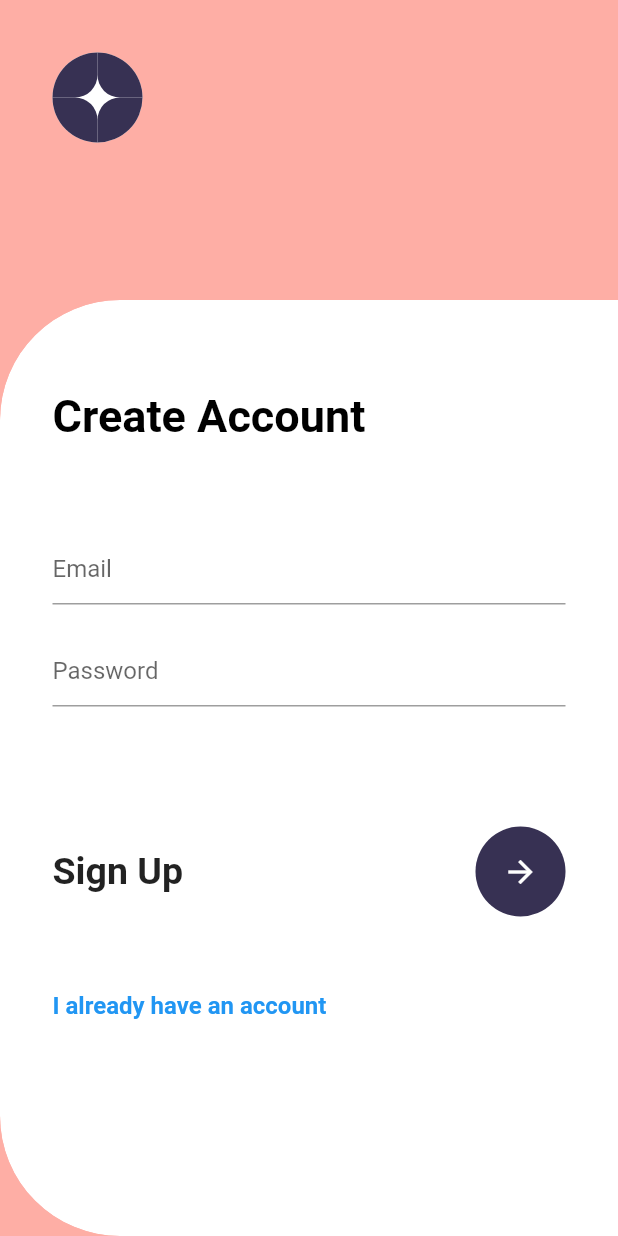
After one commit to rajatKumar023/attendance, a Flutter app: the screen it shows after launch, after a tap on an icon or button, on a phone screen of 412 x 824 dp. The commit adds this screen. Run offline on Flutter 3.47's test engine with Material 2 defaults, Android fonts, the phone set to English and light mode, and no system bars; our stand-ins replace mobx; generated files the repository leaves out were written again.

Commit message:
added sign up page

```diff
--- a/lib/main.dart
+++ b/lib/main.dart
@@ -1,4 +1,4 @@
-import 'package:attendance_portal/presentations/home.dart';
+import 'package:attendance_portal/presentations/login/sign_in_page.dart';
 import 'package:flutter/material.dart';
 
 void main() => runApp(MyApp());
@@ -15,7 +15,7 @@ class MyApp extends StatelessWidget {
         scrollDirection: Axis.horizontal,
         itemCount: 1,
         itemBuilder: (BuildContext context, int index) {
-          return MainPage();
+          return SignInPage();
         },
       ),
     );
--- /dev/null
+++ b/lib/presentations/customs/star_container.dart
@@ -0,0 +1,71 @@
+import 'package:flutter/material.dart';
+
+class StarContainer extends StatelessWidget{
+  @override
+  Widget build(BuildContext context) {
+    return Container(
+      height: 60.0,
+      width: 60.0,
+      decoration: BoxDecoration(
+        color: Colors.white,
+        shape: BoxShape.circle,
+      ),
+      child: Column(
+        children: <Widget>[
+          Row(
+            children: <Widget>[
+              Container(
+                height: 30.0,
+                width: 30.0,
+                decoration: BoxDecoration(
+                  color: Color.fromRGBO(55, 49, 83, 1),
+                  borderRadius: BorderRadius.only(
+                    bottomRight: Radius.circular(15),
+                    topLeft: Radius.circular(30),
+                  ),
+                ),
+              ),
+              Container(
+                height: 30.0,
+                width: 30.0,
+                decoration: BoxDecoration(
+                  color: Color.fromRGBO(55, 49, 83, 1),
+                  borderRadius: BorderRadius.only(
+                    bottomLeft: Radius.circular(15),
+                    topRight: Radius.circular(30),
+                  ),
+                ),
+              )
+            ],
+          ),
+          Row(
+            children: <Widget>[
+              Container(
+                height: 30.0,
+                width: 30.0,
+                decoration: BoxDecoration(
+                  color: Color.fromRGBO(55, 49, 83, 1),
+                  borderRadius: BorderRadius.only(
+                    topRight: Radius.circular(15),
+                    bottomLeft: Radius.circular(30),
+                  ),
+                ),
+              ),
+              Container(
+                height: 30.0,
+                width: 30.0,
+                decoration: BoxDecoration(
+                  color: Color.fromRGBO(55, 49, 83, 1),
+                  borderRadius: BorderRadius.only(
+                    topLeft: Radius.circular(15),
+                    bottomRight: Radius.circular(30),
+                  ),
+                ),
+              )
+            ],
+          )
+        ],
+      ),
+    );
+  }
+}
--- a/lib/presentations/home.dart
+++ b/lib/presentations/home.dart
@@ -1,3 +1,4 @@
+import 'package:attendance_portal/presentations/name_page.dart';
 import 'package:flutter/material.dart';
 
 class MainPage extends StatefulWidget {
@@ -10,7 +11,9 @@ class _MainPageState extends State<MainPage> {
   Widget build(BuildContext context) {
     return SafeArea(
       child: Scaffold(
-        appBar: AppBar(),
+        appBar: AppBar(
+          title: Text('Attendance'),
+        ),
         body: Container(
           height: MediaQuery.of(context).size.height,
           width: MediaQuery.of(context).size.width,
@@ -24,7 +27,12 @@ class _MainPageState extends State<MainPage> {
                     child: getCard(
                         color: Colors.purple,
                         cardColor: Colors.deepPurple,
-                    ),
+                        onTap: () {
+                          Navigator.push(
+                              context,
+                              MaterialPageRoute(
+                                  builder: (context) => EnterNamePage()));
+                        }),
                   ),
                   SizedBox(
                     width: 20.0,
@@ -66,8 +74,10 @@ class _MainPageState extends State<MainPage> {
     );
   }
 
-  Widget getCard({Color cardColor, Color color}) {
-    return Card(
+  Widget getCard({Color cardColor, Color color, Function onTap}) {
+    return GestureDetector(
+      onTap: onTap,
+      child: Card(
         margin: EdgeInsets.all(0),
         elevation: 18,
         child: Container(
@@ -78,9 +88,8 @@ class _MainPageState extends State<MainPage> {
           ),
           child: Center(
             child: Column(
-            children: <Widget>[
-
-            ],
+              children: <Widget>[],
+            ),
           ),
         ),
       ),
--- a/lib/presentations/login/sign_in_page.dart
+++ b/lib/presentations/login/sign_in_page.dart
@@ -1,3 +1,6 @@
+import 'package:attendance_portal/presentations/customs/star_container.dart';
+import 'package:attendance_portal/presentations/home.dart';
+import 'package:attendance_portal/presentations/login/sign_up_page.dart';
 import 'package:flutter/material.dart';
 
 class SignInPage extends StatefulWidget {
@@ -42,70 +45,7 @@ class _SignInPageState extends State<SignInPage> {
                   Positioned(
                     top: 35,
                     left: 35,
-                    child: Container(
-                      height: 60.0,
-                      width: 60.0,
-                      decoration: BoxDecoration(
-                        color: Colors.white,
-                        shape: BoxShape.circle,
-                      ),
-                      child: Column(
-                        children: <Widget>[
-                          Row(
-                            children: <Widget>[
-                              Container(
-                                height: 30.0,
-                                width: 30.0,
-                                decoration: BoxDecoration(
-                                  color: Color.fromRGBO(55, 49, 83, 1),
-                                  borderRadius: BorderRadius.only(
-                                    bottomRight: Radius.circular(15),
-                                    topLeft: Radius.circular(30),
-                                  ),
-                                ),
-                              ),
-                              Container(
-                                height: 30.0,
-                                width: 30.0,
-                                decoration: BoxDecoration(
-                                  color: Color.fromRGBO(55, 49, 83, 1),
-                                  borderRadius: BorderRadius.only(
-                                    bottomLeft: Radius.circular(15),
-                                    topRight: Radius.circular(30),
-                                  ),
-                                ),
-                              )
-                            ],
-                          ),
-                          Row(
-                            children: <Widget>[
-                              Container(
-                                height: 30.0,
-                                width: 30.0,
-                                decoration: BoxDecoration(
-                                  color: Color.fromRGBO(55, 49, 83, 1),
-                                  borderRadius: BorderRadius.only(
-                                    topRight: Radius.circular(15),
-                                    bottomLeft: Radius.circular(30),
-                                  ),
-                                ),
-                              ),
-                              Container(
-                                height: 30.0,
-                                width: 30.0,
-                                decoration: BoxDecoration(
-                                  color: Color.fromRGBO(55, 49, 83, 1),
-                                  borderRadius: BorderRadius.only(
-                                    topLeft: Radius.circular(15),
-                                    bottomRight: Radius.circular(30),
-                                  ),
-                                ),
-                              )
-                            ],
-                          )
-                        ],
-                      ),
-                    ),
+                    child: StarContainer(),
                   )
                 ],
               ),
@@ -163,7 +103,14 @@ class _SignInPageState extends State<SignInPage> {
                                 fontWeight: FontWeight.bold,
                               ),
                             ),
-                            Container(
+                            GestureDetector(
+                              onTap: () {
+                                Navigator.push(
+                                    context,
+                                    MaterialPageRoute(
+                                        builder: (context) => MainPage()));
+                              },
+                              child: Container(
                                 height: 60.0,
                                 width: 60.0,
                                 decoration: BoxDecoration(
@@ -176,18 +123,27 @@ class _SignInPageState extends State<SignInPage> {
                                     color: Colors.white,
                                   ),
                                 ),
+                              ),
                             )
                           ],
                         ),
                         SizedBox(
                           height: 50.0,
                         ),
-                        Text(
+                        GestureDetector(
+                          onTap: () {
+                            Navigator.push(
+                                context,
+                                MaterialPageRoute(
+                                    builder: (context) => SignUpPage()));
+                          },
+                          child: Text(
                             'I don\'t have an account',
                             style: TextStyle(
                               color: Colors.blue,
                               fontSize: 16.0,
                               fontWeight: FontWeight.bold,
+                            ),
                           ),
                         ),
                         SizedBox(
--- /dev/null
+++ b/lib/presentations/login/sign_up_page.dart
@@ -0,0 +1,146 @@
+import 'package:attendance_portal/presentations/customs/star_container.dart';
+import 'package:attendance_portal/presentations/home.dart';
+import 'package:flutter/material.dart';
+
+class SignUpPage extends StatefulWidget {
+  @override
+  _SignUpPageState createState() => _SignUpPageState();
+}
+
+class _SignUpPageState extends State<SignUpPage> {
+  @override
+  Widget build(BuildContext context) {
+    return SafeArea(
+      child: Scaffold(
+        backgroundColor: Color.fromRGBO(254, 174, 165, 1),
+        body: Container(
+          width: MediaQuery.of(context).size.width,
+          height: MediaQuery.of(context).size.height,
+          child: Column(
+            children: <Widget>[
+              Stack(
+                children: <Widget>[
+                  Container(
+                    height: 200.0,
+                    width: MediaQuery.of(context).size.width,
+                  ),
+                  Positioned(
+                    top: 35,
+                    left: 35,
+                    child: StarContainer(),
+                  )
+                ],
+              ),
+              Expanded(
+                child: ClipRRect(
+                  borderRadius: BorderRadius.only(
+                    topLeft: Radius.circular(80.0),
+                    bottomLeft: Radius.circular(80.0),
+                  ),
+                  child: Container(
+                    width: MediaQuery.of(context).size.width,
+                    decoration: BoxDecoration(
+                      color: Colors.white,
+                      borderRadius: BorderRadius.only(
+                        topLeft: Radius.circular(80.0),
+                        bottomLeft: Radius.circular(80.0),
+                      ),
+                    ),
+                    padding: EdgeInsets.symmetric(horizontal: 35.0),
+                    child: SingleChildScrollView(
+                      child: Column(
+                        crossAxisAlignment: CrossAxisAlignment.start,
+                        children: <Widget>[
+                          SizedBox(
+                            height: 60.0,
+                          ),
+                          Text(
+                            'Create Account',
+                            style: TextStyle(
+                              color: Colors.black,
+                              fontSize: 30.0,
+                              fontWeight: FontWeight.bold,
+                            ),
+                          ),
+                          SizedBox(
+                            height: 60.0,
+                          ),
+                          TextField(
+                            decoration: InputDecoration(hintText: 'Email'),
+                          ),
+                          SizedBox(
+                            height: 20.0,
+                          ),
+                          TextField(
+                            decoration: InputDecoration(hintText: 'Password'),
+                          ),
+                          SizedBox(
+                            height: 80.0,
+                          ),
+                          Row(
+                            crossAxisAlignment: CrossAxisAlignment.center,
+                            mainAxisAlignment: MainAxisAlignment.spaceBetween,
+                            children: <Widget>[
+                              Text(
+                                'Sign Up',
+                                style: TextStyle(
+                                  fontSize: 25,
+                                  fontWeight: FontWeight.bold,
+                                ),
+                              ),
+                              GestureDetector(
+                                onTap: () {
+                                  Navigator.push(
+                                      context,
+                                      MaterialPageRoute(
+                                          builder: (context) => MainPage()));
+                                },
+                                child: Container(
+                                  height: 60.0,
+                                  width: 60.0,
+                                  decoration: BoxDecoration(
+                                    color: Color.fromRGBO(55, 49, 83, 1),
+                                    shape: BoxShape.circle,
+                                  ),
+                                  child: Center(
+                                    child: Icon(
+                                      Icons.arrow_forward,
+                                      color: Colors.white,
+                                    ),
+                                  ),
+                                ),
+                              )
+                            ],
+                          ),
+                          SizedBox(
+                            height: 50.0,
+                          ),
+                          GestureDetector(
+                            onTap: () {
+                              Navigator.pop(context);
+                            },
+                            child: Text(
+                              'I already have an account',
+                              style: TextStyle(
+                                color: Colors.blue,
+                                fontSize: 16.0,
+                                fontWeight: FontWeight.bold,
+                              ),
+                            ),
+                          ),
+                          SizedBox(
+                            height: 60.0,
+                          ),
+                        ],
+                      ),
+                    ),
+                  ),
+                ),
+              )
+            ],
+          ),
+        ),
+      ),
+    );
+  }
+}
```
Lines whose indentation alone changed are shown as unchanged.
